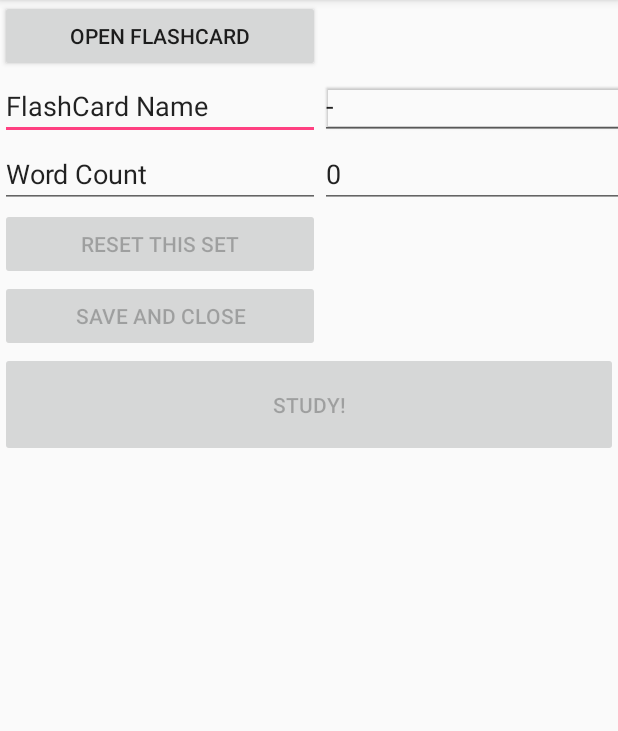
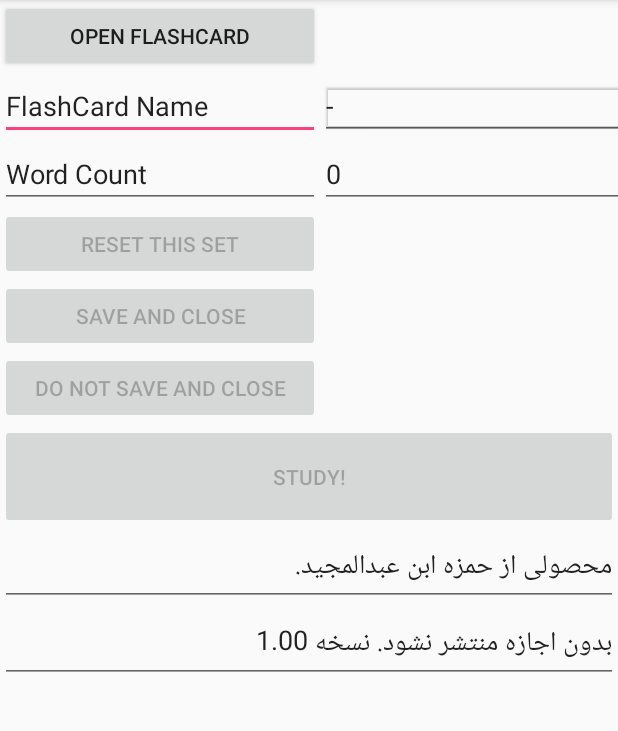
Before and after one commit to refigh/MyFlashQard, an Android app: the screen it shows after launch (MainActivity), on a phone screen of 412 x 824 dp, the part 84-815 px from its top. Run offline under Robolectric (Android 15) with nearby library versions, the phone set to English and light mode, and no system bars.

Commit message:
Relesear 1.00 save problem solved I added my name and version on first page it now run on andorid 4. close without saving added

```diff
--- a/app/src/main/java/com/hamze/myflashqard/MainActivity.java
+++ b/app/src/main/java/com/hamze/myflashqard/MainActivity.java
@@ -24,10 +24,12 @@ public class MainActivity extends AppCompatActivity {
     private TextView editText_flashcard_name;
 
     //buttons
-    private Button button_save;
+    private Button button_save_close;
     private Button button_open;
     private Button button_reset;
     private Button button_start;
+    private Button button_Nosave_close;
+
     private Button[] all_buttons; //initiate it after initiation of above buttons
     private Boolean[] all_buttons_enable_status;
 
@@ -65,8 +67,8 @@ public class MainActivity extends AppCompatActivity {
         button_open.setOnClickListener(button_open_OnClickListener);
 
         //Save flashcard button
-        button_save = (Button) findViewById(R.id.button_save);
-        button_save.setOnClickListener(button_save_OnClickListener);
+        button_save_close = (Button) findViewById(R.id.button_save_close);
+        button_save_close.setOnClickListener(button_save_close_close_OnClickListener);
 
         //reset flashcard button
         button_reset = (Button) findViewById(R.id.button_reset);
@@ -77,9 +79,13 @@ public class MainActivity extends AppCompatActivity {
         button_start = (Button) findViewById(R.id.button_start);
         button_start.setOnClickListener(button_start_OnClickListener);
 
+        //Close without saving flashcard button
+        button_Nosave_close = (Button) findViewById(R.id.button_Nosave_close);
+        button_Nosave_close.setOnClickListener(button_Nosave_close_OnClickListener);
+
 
         //all buttons
-        all_buttons = new Button[]{button_save, button_open, button_reset, button_start};
+        all_buttons = new Button[]{button_save_close, button_open, button_reset, button_start, button_Nosave_close};
         all_buttons_enable_status = new Boolean[all_buttons.length];
         for (Boolean b : all_buttons_enable_status)
             b = false;
@@ -124,8 +130,8 @@ public class MainActivity extends AppCompatActivity {
             final CharSequence fq_files[] = new CharSequence[]{
                     "english_vocab.fq",
                     "turkish.fq",
-                    "test_set.fq",
-                    "test_set2.fq",
+                    "test_set_01.fq",
+                    "test_set_02.fq",
                     "NoExitTest"
             };
 
@@ -153,8 +159,8 @@ public class MainActivity extends AppCompatActivity {
     //----------------------------------------------------------------------------------------
     //----------------------------------------------------------------------------------------
     //----------------------------------------------------------------------------------------
-    //On click listener for button_save
-    final View.OnClickListener button_save_OnClickListener = new View.OnClickListener() {
+    //On click listener for button save and close
+    final View.OnClickListener button_save_close_close_OnClickListener = new View.OnClickListener() {
         @Override
         public void onClick(final View v) {
 
@@ -163,13 +169,13 @@ public class MainActivity extends AppCompatActivity {
             my_saver_task.execute(0); // execute(Params...)
 
         } //onClick
-    }; //button_save_OnClickListener
+    }; //button_save_close_close_OnClickListener
 
 
     //----------------------------------------------------------------------------------------
     //----------------------------------------------------------------------------------------
     //----------------------------------------------------------------------------------------
-    //On click listener for reset_save
+    //On click listener for button reset
     final View.OnClickListener button_reset_OnClickListener = new View.OnClickListener() {
         @Override
         public void onClick(final View v) {
@@ -204,6 +210,28 @@ public class MainActivity extends AppCompatActivity {
 
             Intent study_act = new Intent(MainActivity.this, StudyActivity.class);
             startActivity(study_act);
+
+        } //onClick
+    }; //button_start_OnClickListener
+
+
+    //----------------------------------------------------------------------------------------
+    //----------------------------------------------------------------------------------------
+    //----------------------------------------------------------------------------------------
+    //On click listener for close without save button
+    final View.OnClickListener button_Nosave_close_OnClickListener = new View.OnClickListener() {
+        @Override
+        public void onClick(final View v) {
+
+            disable_interface();
+
+            my_fc_col.close();
+            button_open.setEnabled(true);
+
+            //Clear File Info on TextBoxes
+            editText_wordcnt.setText("0");
+            editText_flashcard_name.setText("-");
+
 
         } //onClick
     }; //button_start_OnClickListener
@@ -346,9 +374,10 @@ public class MainActivity extends AppCompatActivity {
                 //Print File Info on TextBoxes
                 editText_wordcnt.setText(String.valueOf(my_fc_col.total_card_num));
                 editText_flashcard_name.setText(my_fc_col.box_name);
-                button_save.setEnabled(true);
+                button_save_close.setEnabled(true);
                 button_reset.setEnabled(true);
                 button_start.setEnabled(true);
+                button_Nosave_close.setEnabled(true);
             } else {
                 error_dialog(error_obj);
                 load_interface_enable_status(); //allow opening again. because the last opening was not successful.
@@ -378,8 +407,9 @@ public class MainActivity extends AppCompatActivity {
             */
 
             //TODO: below line is commented, because the saved HTML code, can not be opened again in XML parser. because of special character issue.
-            //return (my_fc_col.Write_fq_to_file(error_obj));
-            return true;
+            //return true;
+            return (my_fc_col.Write_fq_to_file(error_obj));
+
         }
 
         @Override
@@ -471,8 +501,7 @@ public class MainActivity extends AppCompatActivity {
 
 }//public class MainActivity
 
-//TODO Important !!!!!: later assess XML parser to resolve the problem with modifying special characters. but it seems what it does is correct! and converted HTML code are displayed better than original. although the html text will be different that what is generated in PC application.
-//      But this cause XML parser error, when the file is saved. then for now, saving is disabled.
+//TODO : what is difference two forms of closing application? I see edited text are reloaded if you minimize the app and open it.
 //TODO: how many save is ok on flash card? how to avoid saving on a similar location?
 //TODO: function for compare or sort
 //TODO: change file format: each card should has an ID, attribs: difficulty, terminology, book, ..
--- a/app/src/main/res/layout/activity_main.xml
+++ b/app/src/main/res/layout/activity_main.xml
@@ -121,7 +121,7 @@
                 android:layout_height="match_parent">
 
                 <Button
-                    android:id="@+id/button_save"
+                    android:id="@+id/button_save_close"
                     android:layout_width="wrap_content"
                     android:layout_height="wrap_content"
                     android:enabled="false"
@@ -136,12 +136,46 @@
                     android:visibility="invisible" />
             </TableRow>
 
+            <TableRow
+                android:layout_width="match_parent"
+                android:layout_height="match_parent">
+
+                <Button
+                    android:id="@+id/button_Nosave_close"
+                    android:layout_width="wrap_content"
+                    android:layout_height="wrap_content"
+                    android:enabled="false"
+                    android:text="Do not Save and Close" />
+
+
+            </TableRow>
+
+
             <Button
                 android:id="@+id/button_start"
                 android:layout_width="match_parent"
                 android:layout_height="70dp"
                 android:enabled="false"
                 android:text="STUDY!" />
+
+            <EditText
+                android:id="@+id/editText_author"
+                android:editable="false"
+                android:layout_width="wrap_content"
+                android:layout_height="wrap_content"
+                android:ems="10"
+                android:inputType="textPersonName"
+                android:text="محصولی از حمزه ابن عبدالمجید." />
+
+            <EditText
+                android:id="@+id/editText_version"
+                android:editable="false"
+                android:layout_width="wrap_content"
+                android:layout_height="wrap_content"
+                android:ems="10"
+                android:inputType="textPersonName"
+                android:text="بدون اجازه منتشر نشود. نسخه 1.00" />
+
 
         </TableLayout>
 
--- a/app/src/main/res/layout/activity_study.xml
+++ b/app/src/main/res/layout/activity_study.xml
@@ -62,6 +62,11 @@
             android:text="Correct?" />
     </TableRow>
 
+    <TableRow
+        android:layout_width="match_parent"
+        android:layout_height="30sp">
+    </TableRow>
+
     <Button
         android:id="@+id/button_close_study"
         android:layout_width="match_parent"
```
Also changed, not shown: app/src/main/java/com/hamze/myflashqard/StudyActivity.java (+55 -9 lines), app/src/main/java/com/hamze/myflashqard/flashcard_collectin.java (+13 -6 lines), 5 other files.
